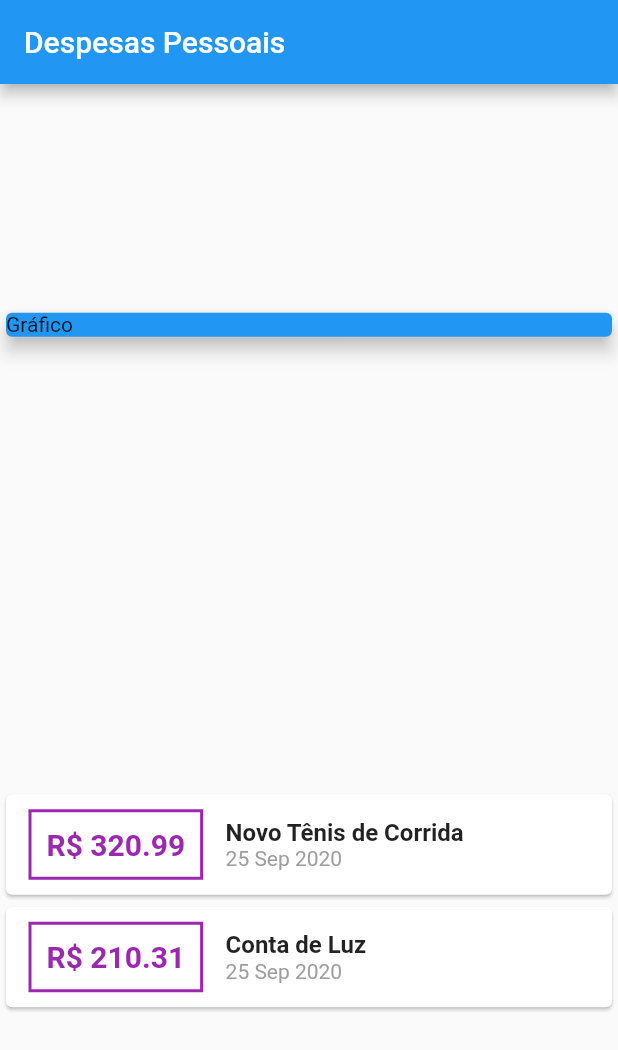
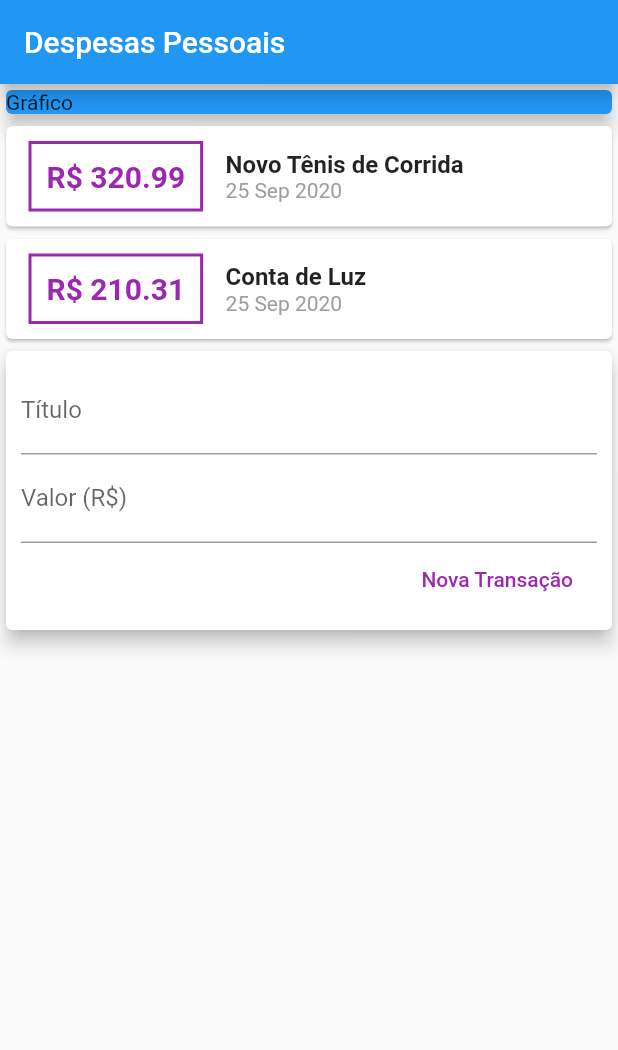
Before and after one commit to felipegueller/Curso_Flutter, a Flutter app: the screen it shows after launch, on a phone screen of 412 x 824 dp. Shown: the top 1050 px of the screen. Run offline on Flutter 3.47's test engine with Material 2 defaults, Android fonts, the phone set to English and light mode, and no system bars.

Commit message:
Criando os campos textFields

```diff
--- a/expenses/lib/main.dart
+++ b/expenses/lib/main.dart
@@ -35,8 +35,6 @@ class MyHomePage extends StatelessWidget {
         //centerTitle: true, // Define a posição ao centro
       ),
       body: Column(
-        mainAxisAlignment:
-            MainAxisAlignment.spaceAround, // Eixo Principal da Column (eixo Y)
         crossAxisAlignment:
             CrossAxisAlignment.stretch, // Eixo cruzado da Column (Eixo X)
         children: <Widget>[
@@ -103,6 +101,38 @@ class MyHomePage extends StatelessWidget {
               );
             }).toList(),
           ),
+          Card(
+            elevation: 5,
+            child: Padding(
+              padding: const EdgeInsets.all(
+                  10), // espaçamento interno utilizando o widget Padding
+              child: Column(
+                children: [
+                  TextField(
+                    decoration: InputDecoration(
+                      labelText: 'Título',
+                    ),
+                  ),
+                  TextField(
+                    decoration: InputDecoration(
+                      labelText: 'Valor (R\$)',
+                    ),
+                  ),
+                  Row(
+                    mainAxisAlignment: MainAxisAlignment
+                        .end, // Eixo principal da Row ( Eixo X)
+                    children: [
+                      FlatButton(
+                        child: Text('Nova Transação'),
+                        textColor: Colors.purple,
+                        onPressed: () {},
+                      ),
+                    ],
+                  ),
+                ],
+              ),
+            ),
+          ),
         ],
       ),
     );
```
